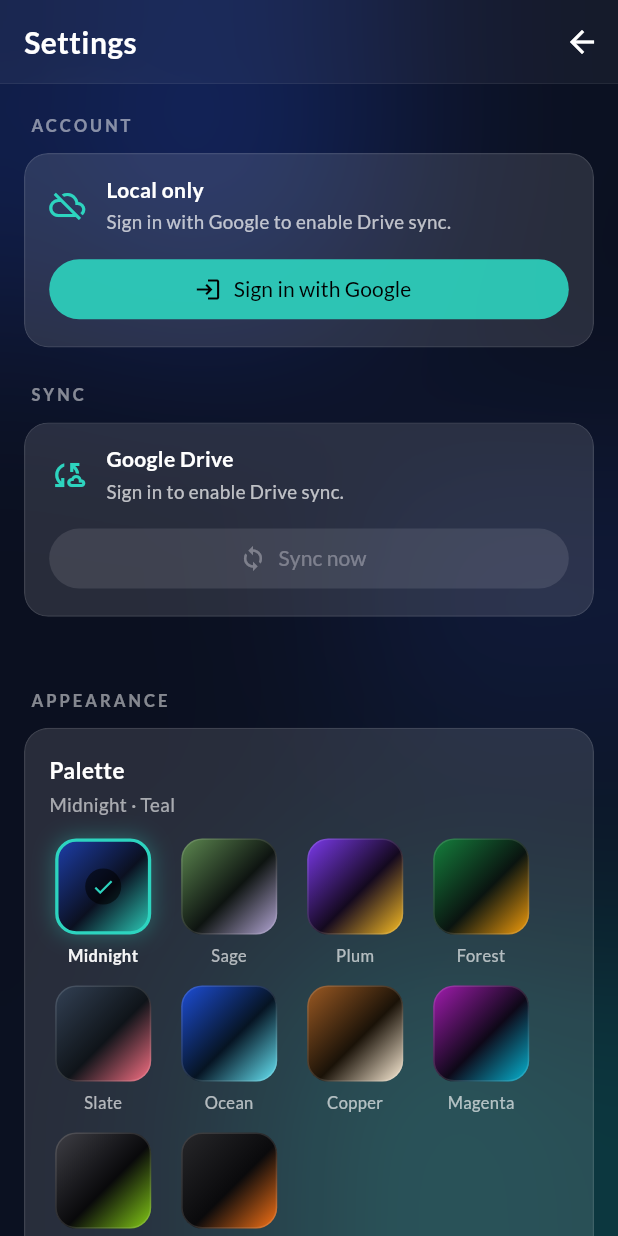
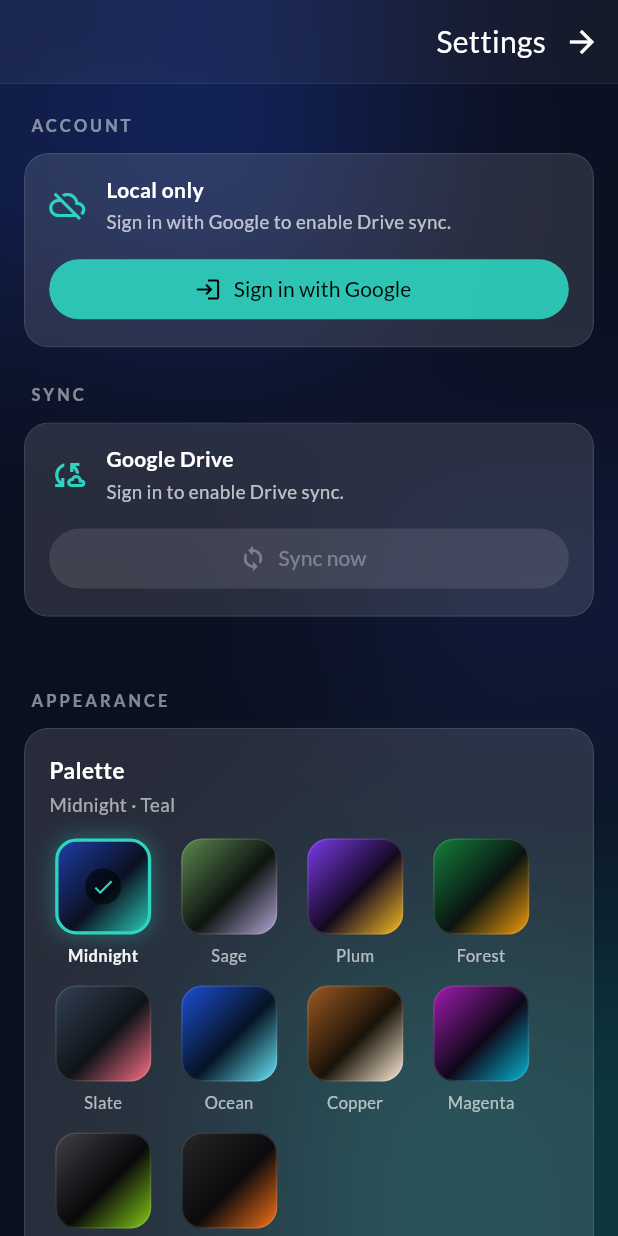
Before and after one commit to ElecTream/canvas, a Flutter app: the SettingsScreen screen opened directly, on a phone screen of 412 x 824 dp. Run offline on Flutter 3.47's test engine with Material 3 defaults, Android fonts, the phone set to English and light mode, and no system bars; our stand-ins replace cloud_firestore, drift, firebase_auth, firebase_core, flutter_image_compress, flutter_riverpod and 9 more; missing offline and left inert: desktop_drop, extension_google_sign_in_as_googleapis_auth, googleapis, local_sync, markdown_widget, super_clipboard; accounts and stored records are empty; generated files the repository leaves out were written again.

Commit message:
auto-commit: 2026-04-24 15:03 (session-end)

```diff
--- a/lib/screens/settings_screen.dart
+++ b/lib/screens/settings_screen.dart
@@ -34,11 +34,14 @@
       extendBodyBehindAppBar: true,
       appBar: GlassAppBar(
         automaticallyImplyLeading: false,
-        title: const Text('Settings'),
         actions: [
+          const Text(
+            'Settings',
+            style: TextStyle(fontSize: 20, fontWeight: FontWeight.w500),
+          ),
           IconButton(
             tooltip: 'Back',
-            icon: const Icon(Icons.arrow_back),
+            icon: const Icon(Icons.arrow_forward),
             onPressed: () => Navigator.of(context).maybePop(),
           ),
         ],
--- a/pubspec.yaml
+++ b/pubspec.yaml
@@ -1,7 +1,7 @@
 name: canvas
 description: A simple, polished notes app.
 publish_to: 'none'
-version: 0.9.5
+version: 0.9.6
 environment:
   sdk: '>=3.5.0 <4.0.0'
 
```
